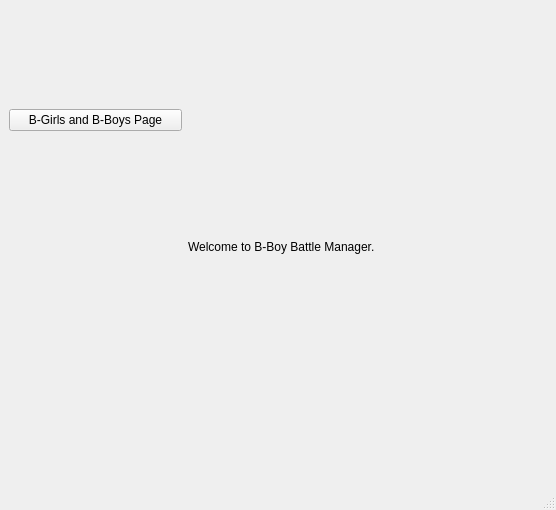
Before: the Qt Designer form B3M_GUI/src/MainWindow.ui in Tobxon/BBoyBattleManager, drawn with Qt 5.
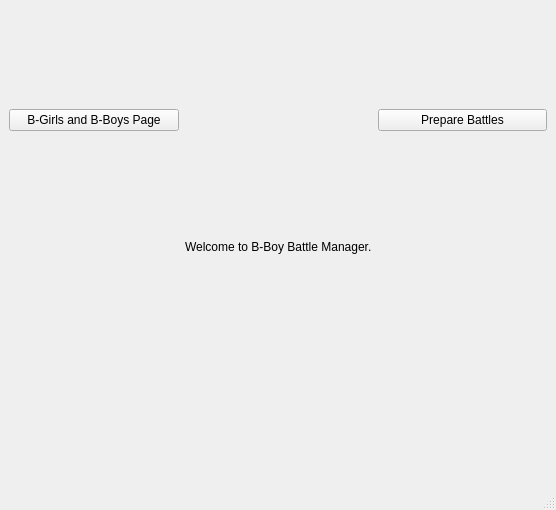
After: the same form once the commit is applied.

Commit message: Created basic widget class for tournament preparation dialog

```diff
--- a/B3M_GUI/src/MainWindow.ui
+++ b/B3M_GUI/src/MainWindow.ui
@@ -89,6 +89,13 @@
         </property>
        </widget>
       </item>
+      <item row="0" column="2">
+       <widget class="QPushButton" name="upRightButton">
+        <property name="text">
+         <string>Prepare Battles</string>
+        </property>
+       </widget>
+      </item>
      </layout>
     </item>
    </layout>
```
Left out of the diff: 2 changed lines with no effect on the pictures. The commit also changes 3 other files.
